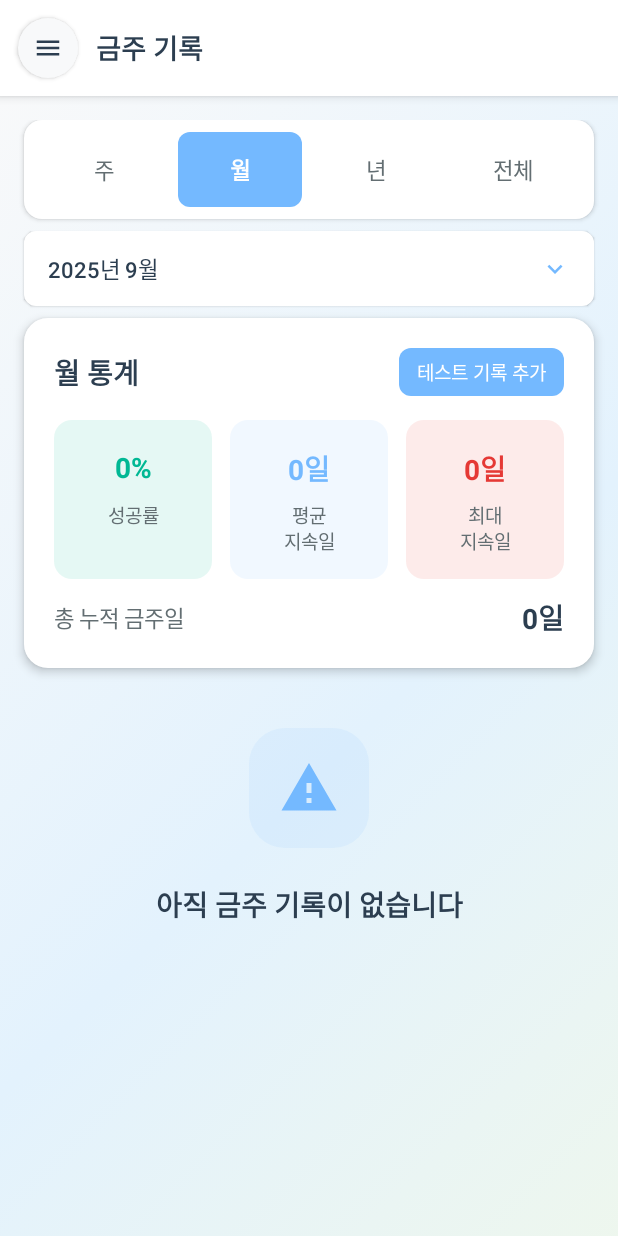
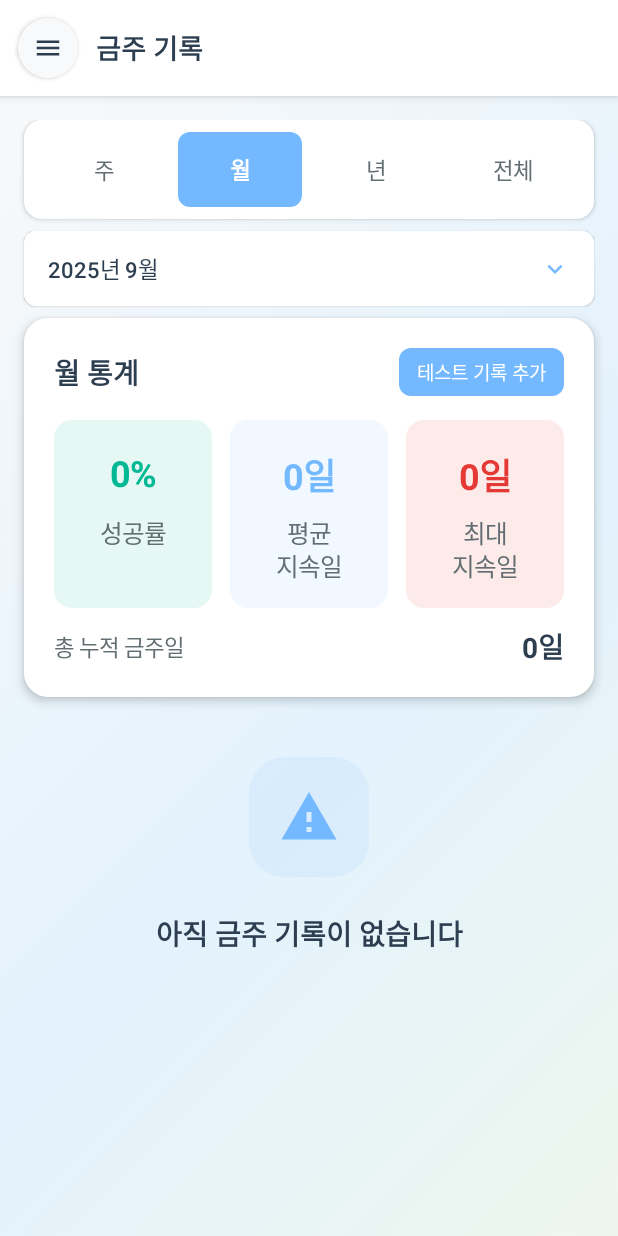
Before and after one commit to yslee-sound/AlcoholicTimer, an Android app built with Jetpack Compose: the RecordsActivity screen opened directly, with no data from a screen before it, on a phone screen of 412 x 824 dp. Run offline under Robolectric (Android 15) with nearby library versions, the phone set to English and light mode, and no system bars.

Commit message:
design_0.1.12

```diff
--- a/app/src/main/java/com/example/alcoholictimer/components/RecordsScreen.kt
+++ b/app/src/main/java/com/example/alcoholictimer/components/RecordsScreen.kt
@@ -511,12 +511,17 @@ private fun PeriodStatisticsSection(
                     .fillMaxWidth(),
                 horizontalArrangement = Arrangement.spacedBy(12.dp)
             ) {
+                // 모든 기간에서 동일하게 1.3배 확대 적용
+                val statsScale = 1.3f
+
                 // 성공률
                 StatisticItem(
                     title = "성공률\n ",
                     value = "$successRate%",
                     color = MaterialTheme.colorScheme.tertiary,
-                    modifier = Modifier.weight(1f)
+                    modifier = Modifier.weight(1f),
+                    titleScale = statsScale,
+                    valueScale = statsScale
                 )
 
                 // 평균 지속일
@@ -524,7 +529,9 @@ private fun PeriodStatisticsSection(
                     title = "평균\n지속일",
                     value = "${averageDays}일",
                     color = MaterialTheme.colorScheme.primary,
-                    modifier = Modifier.weight(1f)
+                    modifier = Modifier.weight(1f),
+                    titleScale = statsScale,
+                    valueScale = statsScale
                 )
 
                 // 최대 지속일
@@ -532,7 +539,9 @@ private fun PeriodStatisticsSection(
                     title = "최대\n지속일",
                     value = "${maxDays}일",
                     color = MaterialTheme.colorScheme.error,
-                    modifier = Modifier.weight(1f)
+                    modifier = Modifier.weight(1f),
+                    titleScale = statsScale,
+                    valueScale = statsScale
                 )
             }
 
@@ -564,7 +573,10 @@ private fun StatisticItem(
     title: String,
     value: String,
     color: Color,
-    modifier: Modifier = Modifier
+    modifier: Modifier = Modifier,
+    // 글꼴 확장 비율 (기본 1.0f). 월 통계에서만 1.3f로 전달
+    titleScale: Float = 1.0f,
+    valueScale: Float = 1.0f
 ) {
     Surface(
         modifier = modifier
@@ -581,24 +593,30 @@ private fun StatisticItem(
             horizontalAlignment = Alignment.CenterHorizontally,
             verticalArrangement = Arrangement.Top
         ) {
-            // 숫자 영역: 고정 높이 박스로 상단 정렬하여 타일 간 시작 위치 통일
+            // 숫자 영역: 고정 높이 박스를 스케일에 맞춰 증가
             Box(
                 modifier = Modifier
                     .fillMaxWidth()
-                    .height(32.dp),
+                    .height(32.dp * valueScale),
                 contentAlignment = Alignment.Center
             ) {
-                Text(
-                    text = value,
-                    style = MaterialTheme.typography.titleMedium
-                        .copy(fontWeight = FontWeight.Bold)
+                val baseTitleMedium = MaterialTheme.typography.titleMedium
+                val scaledValueTextStyle = baseTitleMedium
+                    .copy(
+                        fontWeight = FontWeight.Bold,
+                        fontSize = baseTitleMedium.fontSize * valueScale
+                    )
                     .merge(
                         androidx.compose.ui.text.TextStyle(
                             platformStyle = androidx.compose.ui.text.PlatformTextStyle(
                                 includeFontPadding = false
                             )
                         )
-                        ),
+                    )
+
+                Text(
+                    text = value,
+                    style = scaledValueTextStyle,
                     color = color,
                     textAlign = TextAlign.Center
                 )
@@ -606,13 +624,21 @@ private fun StatisticItem(
 
             Spacer(modifier = Modifier.height(6.dp))
 
-            // 제목: 2줄 표시, 줄간격 고정해 균일화
+            // 제목: 2줄 표시, 줄간격을 더 띄우기 위해 lineHeight를 폰트 크기의 1.3배로 설정
+            run {
+                val baseLabel = MaterialTheme.typography.labelMedium
+                val scaledLabelFontSize = baseLabel.fontSize * titleScale
+                val scaledLabelStyle = baseLabel.copy(
+                    fontSize = scaledLabelFontSize,
+                    lineHeight = scaledLabelFontSize * 1.3f
+                )
                 Text(
                     text = title,
-                style = MaterialTheme.typography.labelMedium,
+                    style = scaledLabelStyle,
                     color = MaterialTheme.colorScheme.onSurfaceVariant,
                     textAlign = TextAlign.Center
                 )
+            }
         }
     }
 }
```
Lines whose indentation alone changed are shown as unchanged.
